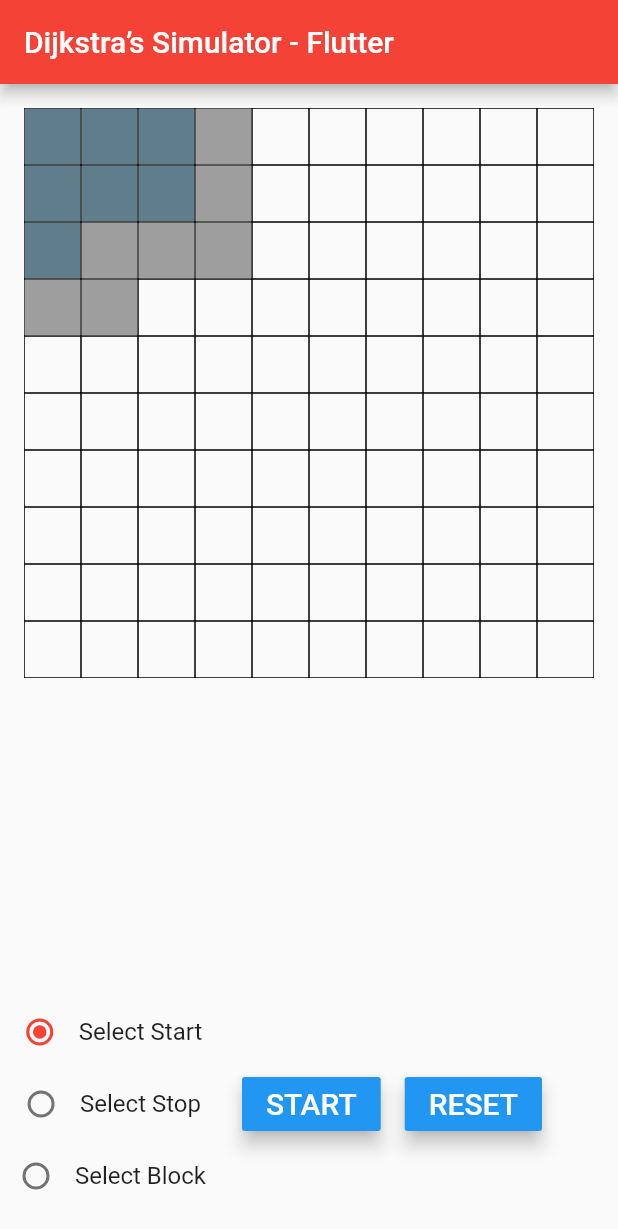
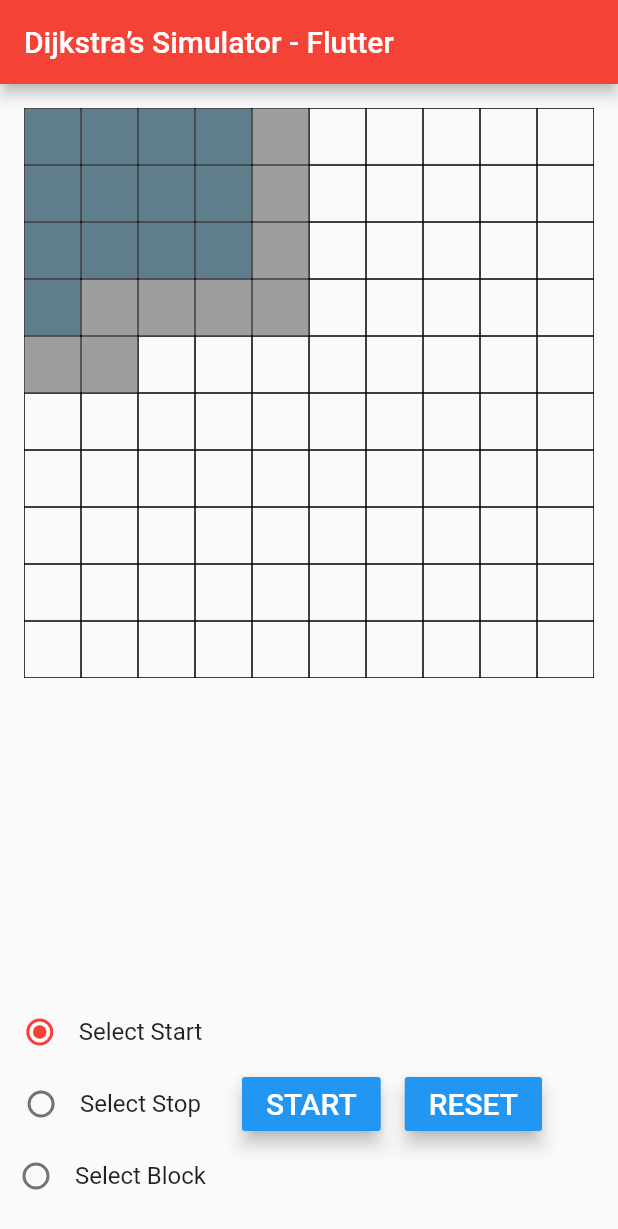
Before and after one commit to mnhmasum/flutter-grid-drag-selection, a Flutter app: the screen it shows after launch, after a tap on "START", on a phone screen of 412 x 824 dp. Shown: the top 1229 px of the screen. Run offline on Flutter 3.47's test engine with Material 2 defaults, Android fonts, the phone set to English and light mode, and no system bars.

Commit message:
decreased searching adjacent time

```diff
--- a/lib/dijkstras_screen.dart
+++ b/lib/dijkstras_screen.dart
@@ -194,7 +194,19 @@ class _MyHomePageState extends State<MyHomePage> {
           children: <Widget>[
             _buildBody(),
             Expanded(child: SizedBox()),
-            Container(
+            _buildRadioControls(),
+            SizedBox(
+              height: 16,
+            ),
+          ],
+        ),
+      ),
+      // This trailing comma makes auto-formatting nicer for build methods.
+    );
+  }
+
+  Container _buildRadioControls() {
+    return Container(
             padding: EdgeInsets.all(0.0),
             child: Row(
               children: <Widget>[
@@ -264,14 +276,6 @@ class _MyHomePageState extends State<MyHomePage> {
                 ),
               ],
             ),
-            ),
-            SizedBox(
-              height: 16,
-            ),
-          ],
-        ),
-      ),
-      // This trailing comma makes auto-formatting nicer for build methods.
           );
   }
 
@@ -410,7 +414,7 @@ class _MyHomePageState extends State<MyHomePage> {
         }
       }
 
-      await Future.delayed(const Duration(milliseconds: 200));
+      await Future.delayed(const Duration(milliseconds: 100));
       int index = node[0].vertexIndex;
       Coordinate coordinate = Utility.getXY(index);
       _adjacent(coordinate.x, coordinate.y);
```
Lines whose indentation alone changed are shown as unchanged.
